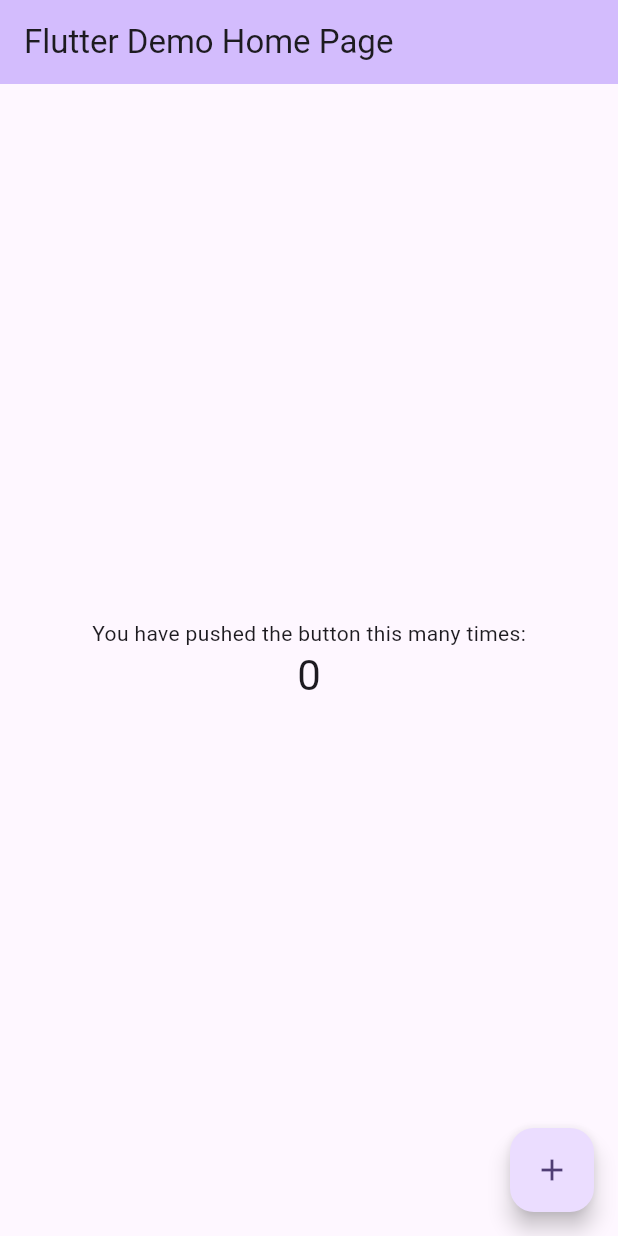
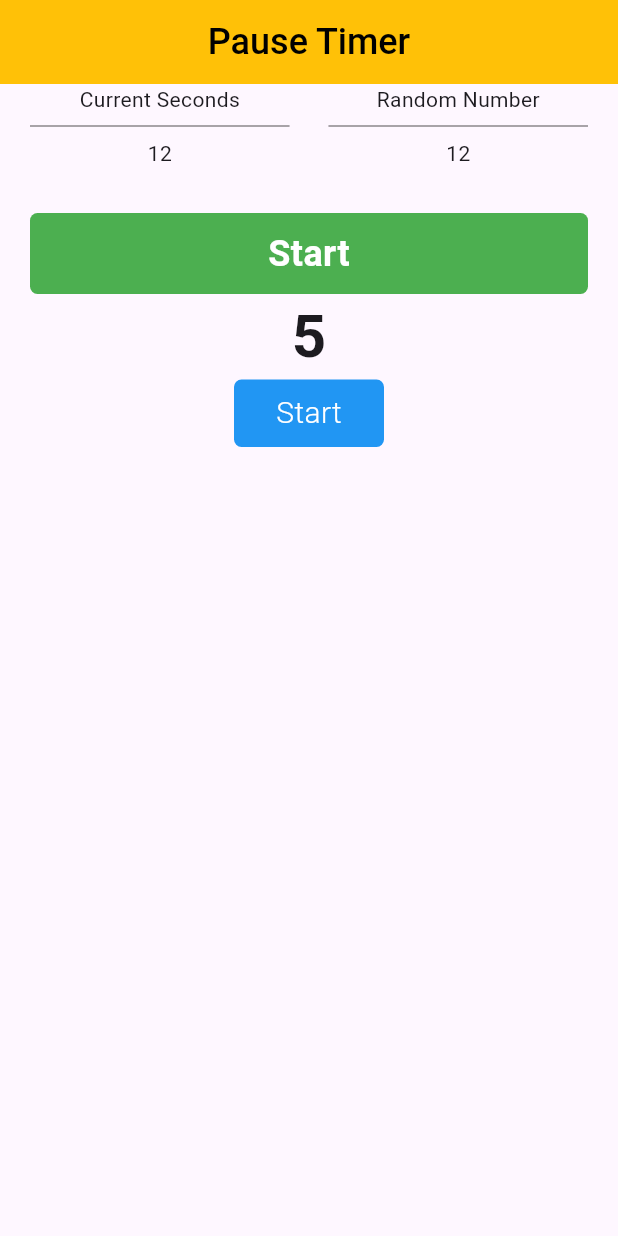
Before and after one commit to Wannabe-King/Pause_Timer, a Flutter app: the screen it shows after launch, on a phone screen of 412 x 824 dp. Run offline on Flutter 3.47's test engine with Material 3 defaults, Android fonts, the phone set to English and light mode, and no system bars.

Commit message:
Basic UI Setup complete

```diff
--- /dev/null
+++ b/lib/button_widget.dart
@@ -0,0 +1,28 @@
+import 'package:flutter/material.dart';
+
+class ButtonWidget extends StatelessWidget {
+
+  final String text;
+  final VoidCallback onClicked;
+
+  const ButtonWidget({Key? key,required this.text,required this.onClicked,}):super(key: key);
+
+  @override
+  Widget build(BuildContext context) => GestureDetector(
+              onTap: onClicked,
+              child: Container(
+                padding: const EdgeInsets.all(8.0),
+                decoration: BoxDecoration(
+                    color: Colors.blue, borderRadius: BorderRadius.circular(5)),
+                width: 100,
+                child: Center(
+                    child: Text(
+                  text,
+                  style: const TextStyle(
+                      fontWeight: FontWeight.w300,
+                      color: Colors.white,
+                      fontSize: 20),
+                )),
+              ),
+            );
+}
--- /dev/null
+++ b/lib/home.dart
@@ -0,0 +1,148 @@
+import 'dart:async';
+import 'package:flutter/material.dart';
+import 'package:pause_timer/button_widget.dart';
+
+class Home extends StatefulWidget {
+  const Home({super.key});
+
+  @override
+  State<Home> createState() => _HomeState();
+}
+
+class _HomeState extends State<Home> {
+  String message = "Start";
+
+  static const maxSeconds = 5;
+  int seconds = maxSeconds;
+  int currentSec = 12;
+  int randomNumber = 0;
+
+  bool won = false;
+
+  Timer? timer;
+
+  startTimer() {
+    timer = Timer.periodic(Duration(seconds: 1), (_) {
+      setState(() {
+        seconds--;
+        if (seconds < 0) {
+          seconds = 5;
+        }
+      });
+    });
+  }
+
+  stopTimer(){
+    timer?.cancel();
+  }
+
+  onClick() {
+    currentSec = 60;
+    result();
+  }
+
+  result() {
+    if (!won) {
+      message = "Sorry !! Try Again!";
+    } else {
+      message = "Success :)";
+    }
+  }
+
+  @override
+  Widget build(BuildContext context) {
+    return Scaffold(
+      appBar: AppBar(
+        backgroundColor: Colors.amber,
+        title: const Center(
+          child: Text(
+            'Pause Timer',
+            style: TextStyle(
+                fontWeight: FontWeight.w500,
+                fontSize: 24.0,
+                color: Colors.black),
+          ),
+        ),
+      ),
+      body: Container(
+        margin: const EdgeInsets.symmetric(horizontal: 20.0),
+        width: MediaQuery.of(context).size.width,
+        child: Column(
+          children: [
+            Row(
+              children: [
+                Container(
+                  decoration: BoxDecoration(
+                    borderRadius: BorderRadius.circular(20),
+                  ),
+                  width: MediaQuery.of(context).size.width * 0.42,
+                  child: Column(children: [
+                    const Text('Current Seconds'),
+                    const Divider(
+                      color: Colors.black45,
+                    ),
+                    Text('$currentSec'),
+                  ]),
+                ),
+                const Spacer(),
+                Container(
+                  decoration: BoxDecoration(
+                    borderRadius: BorderRadius.circular(20),
+                  ),
+                  width: MediaQuery.of(context).size.width * 0.42,
+                  child: Column(children: [
+                    const Text('Random Number'),
+                    const Divider(
+                      color: Colors.black45,
+                    ),
+                    Text('$currentSec'),
+                  ]),
+                ),
+              ],
+            ),
+            const SizedBox(
+              height: 30.0,
+            ),
+            Container(
+              padding: const EdgeInsets.all(10.0),
+              decoration: BoxDecoration(
+                  borderRadius: BorderRadius.circular(5), color: Colors.green),
+              width: MediaQuery.of(context).size.width,
+              child: Column(children: [
+                Text(
+                  message,
+                  style: const TextStyle(
+                    color: Colors.white,
+                    fontWeight: FontWeight.bold,
+                    fontSize: 24.0,
+                  ),
+                )
+              ]),
+            ),
+            Container(
+              child: Text(
+                '$seconds',
+                style: TextStyle(fontWeight: FontWeight.bold, fontSize: 40),
+              ),
+            ),
+            buildButton(),
+          ],
+        ),
+      ),
+    );
+  }
+
+  Widget buildButton(){
+    final isRunning= timer==null ? false: timer!.isActive;
+
+    if(isRunning){
+      return ButtonWidget(text: "Stop", onClicked: stopTimer);
+    }
+
+  return ButtonWidget(
+    text: "Start",
+    onClicked: startTimer,
+  );
+}
+
+}
--- a/lib/main.dart
+++ b/lib/main.dart
@@ -1,5 +1,5 @@
 import 'package:flutter/material.dart';
-
+import 'package:pause_timer/home.dart';
 void main() {
   runApp(const MyApp());
 }
@@ -7,119 +7,16 @@ void main() {
 class MyApp extends StatelessWidget {
   const MyApp({super.key});
 
-  // This widget is the root of your application.
   @override
   Widget build(BuildContext context) {
     return MaterialApp(
-      title: 'Flutter Demo',
+      title: 'Pause Timer',
+      debugShowCheckedModeBanner: false,
       theme: ThemeData(
-        // This is the theme of your application.
-        //
-        // TRY THIS: Try running your application with "flutter run". You'll see
-        // the application has a purple toolbar. Then, without quitting the app,
-        // try changing the seedColor in the colorScheme below to Colors.green
-        // and then invoke "hot reload" (save your changes or press the "hot
-        // reload" button in a Flutter-supported IDE, or press "r" if you used
-        // the command line to start the app).
-        //
-        // Notice that the counter didn't reset back to zero; the application
-        // state is not lost during the reload. To reset the state, use hot
-        // restart instead.
-        //
-        // This works for code too, not just values: Most code changes can be
-        // tested with just a hot reload.
         colorScheme: ColorScheme.fromSeed(seedColor: Colors.deepPurple),
         useMaterial3: true,
       ),
-      home: const MyHomePage(title: 'Flutter Demo Home Page'),
+      home: const Home(),
     );
   }
 }
-
-class MyHomePage extends StatefulWidget {
-  const MyHomePage({super.key, required this.title});
-
-  // This widget is the home page of your application. It is stateful, meaning
-  // that it has a State object (defined below) that contains fields that affect
-  // how it looks.
-
-  // This class is the configuration for the state. It holds the values (in this
-  // case the title) provided by the parent (in this case the App widget) and
-  // used by the build method of the State. Fields in a Widget subclass are
-  // always marked "final".
-
-  final String title;
-
-  @override
-  State<MyHomePage> createState() => _MyHomePageState();
-}
-
-class _MyHomePageState extends State<MyHomePage> {
-  int _counter = 0;
-
-  void _incrementCounter() {
-    setState(() {
-      // This call to setState tells the Flutter framework that something has
-      // changed in this State, which causes it to rerun the build method below
-      // so that the display can reflect the updated values. If we changed
-      // _counter without calling setState(), then the build method would not be
-      // called again, and so nothing would appear to happen.
-      _counter++;
-    });
-  }
-
-  @override
-  Widget build(BuildContext context) {
-    // This method is rerun every time setState is called, for instance as done
-    // by the _incrementCounter method above.
-    //
-    // The Flutter framework has been optimized to make rerunning build methods
-    // fast, so that you can just rebuild anything that needs updating rather
-    // than having to individually change instances of widgets.
-    return Scaffold(
-      appBar: AppBar(
-        // TRY THIS: Try changing the color here to a specific color (to
-        // Colors.amber, perhaps?) and trigger a hot reload to see the AppBar
-        // change color while the other colors stay the same.
-        backgroundColor: Theme.of(context).colorScheme.inversePrimary,
-        // Here we take the value from the MyHomePage object that was created by
-        // the App.build method, and use it to set our appbar title.
-        title: Text(widget.title),
-      ),
-      body: Center(
-        // Center is a layout widget. It takes a single child and positions it
-        // in the middle of the parent.
-        child: Column(
-          // Column is also a layout widget. It takes a list of children and
-          // arranges them vertically. By default, it sizes itself to fit its
-          // children horizontally, and tries to be as tall as its parent.
-          //
-          // Column has various properties to control how it sizes itself and
-          // how it positions its children. Here we use mainAxisAlignment to
-          // center the children vertically; the main axis here is the vertical
-          // axis because Columns are vertical (the cross axis would be
-          // horizontal).
-          //
-          // TRY THIS: Invoke "debug painting" (choose the "Toggle Debug Paint"
-          // action in the IDE, or press "p" in the console), to see the
-          // wireframe for each widget.
-          mainAxisAlignment: MainAxisAlignment.center,
-          children: <Widget>[
-            const Text(
-              'You have pushed the button this many times:',
-            ),
-            Text(
-              '$_counter',
-              style: Theme.of(context).textTheme.headlineMedium,
-            ),
-          ],
-        ),
-      ),
-      floatingActionButton: FloatingActionButton(
-        onPressed: _incrementCounter,
-        tooltip: 'Increment',
-        child: const Icon(Icons.add),
-      ), // This trailing comma makes auto-formatting nicer for build methods.
-    );
-  }
-}
```
